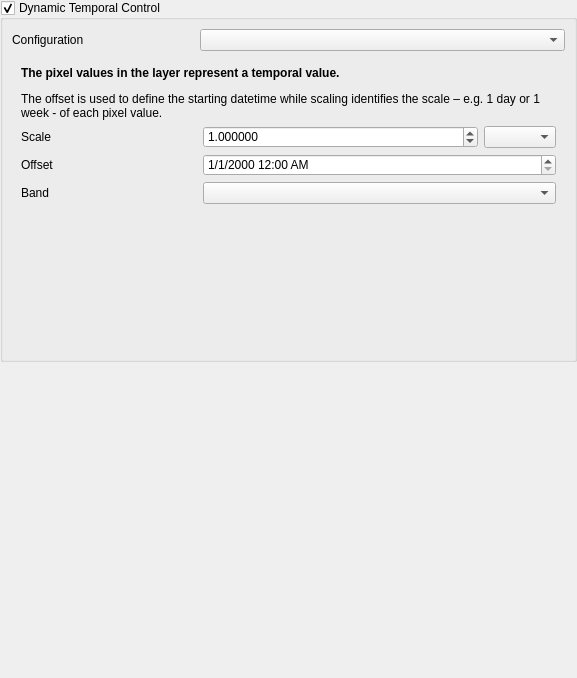
First picture: the form in src/ui/raster/qgsrasterlayertemporalpropertieswidgetbase.ui, repository qgis/QGIS, before the edit.
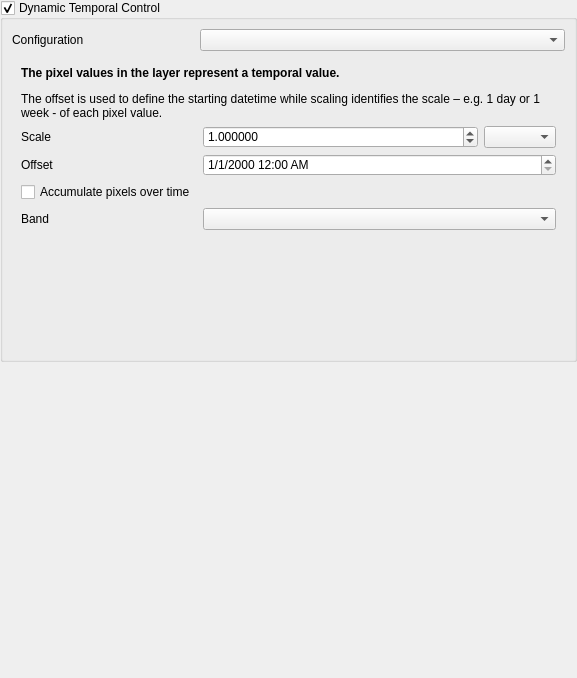
Second picture: the form after the edit. The open tabs and pages were chosen to show the change. Icons and pictures are not drawn. Custom widgets are drawn as their Qt base class.

Commit message: [raster][temporal] Add new accumulate pixels setting to the represent temporal values mode

The edit to the form file:
```diff
--- a/src/ui/raster/qgsrasterlayertemporalpropertieswidgetbase.ui
+++ b/src/ui/raster/qgsrasterlayertemporalpropertieswidgetbase.ui
@@ -439,6 +439,16 @@
                 </property>
                </widget>
               </item>
+              <item row="3" column="0" colspan="2">
+               <widget class="QCheckBox" name="mAccumulateCheckBox">
+                <property name="toolTip">
+                 <string>If checked, pixels will be shown whenever their defined temporal value falls within or before the map's temporal range</string>
+                </property>
+                <property name="text">
+                 <string>Accumulate pixels over time</string>
+                </property>
+               </widget>
+              </item>
               <item row="2" column="1">
                <widget class="QgsDateTimeEdit" name="mOffsetDateTimeEdit">
                 <property name="displayFormat">
@@ -449,17 +459,17 @@
                 </property>
                </widget>
               </item>
-              <item row="3" column="1">
+              <item row="4" column="1">
                <widget class="QgsRasterBandComboBox" name="mBandComboBox"/>
               </item>
-              <item row="3" column="0">
+              <item row="4" column="0">
                <widget class="QLabel" name="label_7">
                 <property name="text">
                  <string>Band</string>
                 </property>
                </widget>
               </item>
-              <item row="4" column="0" colspan="2">
+              <item row="5" column="0" colspan="2">
                <spacer name="verticalSpacer_1">
                 <property name="orientation">
                  <enum>Qt::Vertical</enum>
```
The commit also changes 10 other files.
